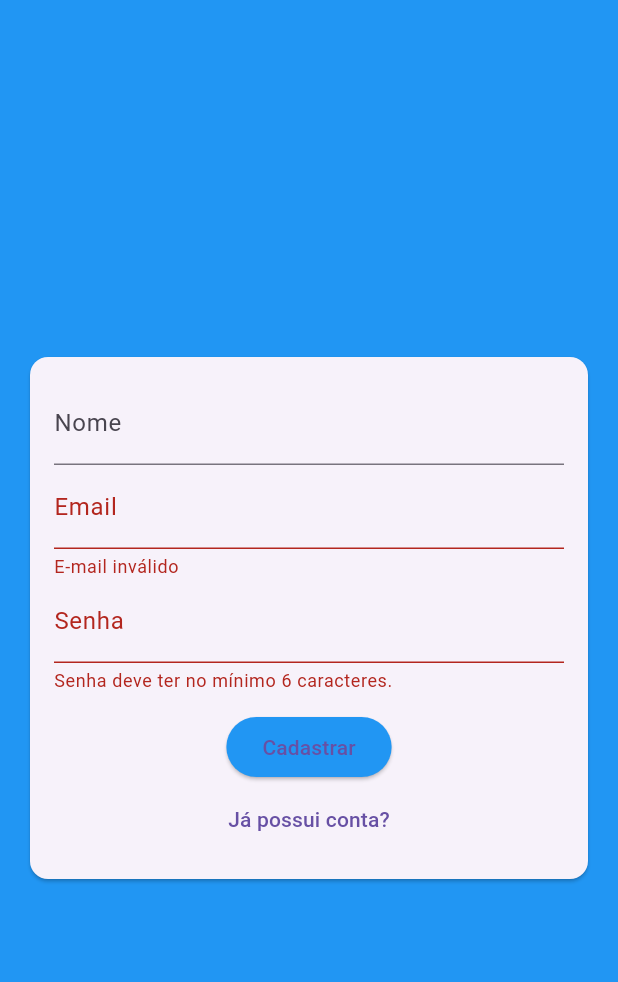
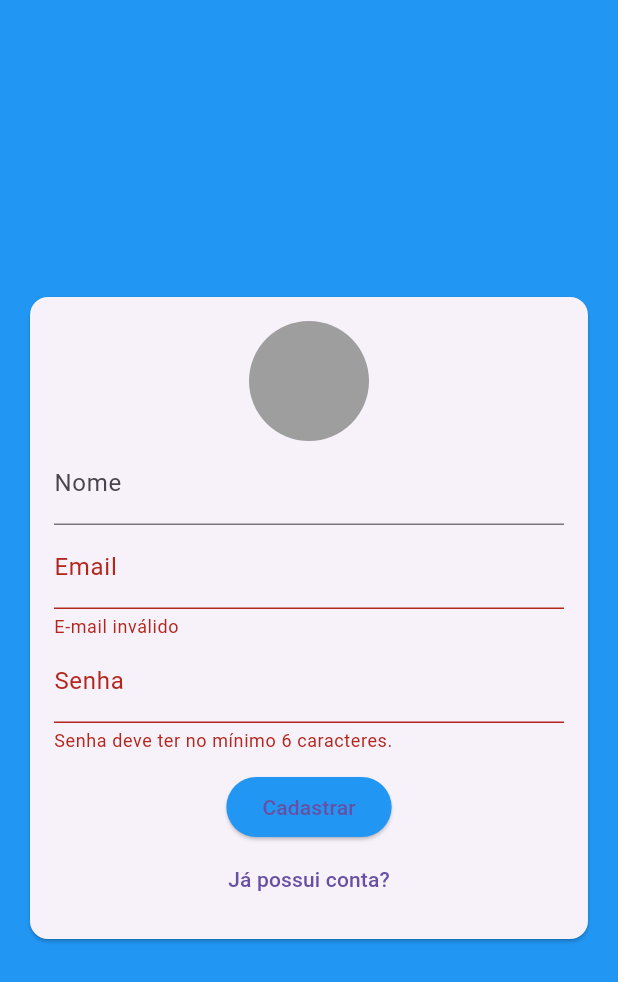
Before and after one commit to luan632/parnaiba360_flutter, a Flutter app: the screen it shows after launch, after a tap on "Entrar", after a tap on "Criar uma nova conta?", on a phone screen of 412 x 824 dp. Shown: the top 982 px of the screen. Run offline on Flutter 3.47's test engine with Material 3 defaults, Android fonts, the phone set to English and light mode, and no system bars; statements that could not run were skipped.

Commit message:
corrigir seus erros

```diff
--- a/lib/components/auth_form.dart
+++ b/lib/components/auth_form.dart
@@ -1,4 +1,7 @@
+import 'dart:io';
+
 import 'package:flutter/material.dart';
+import 'package:parnaiba360_flutter/components/user_image_picker.dart';
 import 'package:parnaiba360_flutter/models/auth_form_data.dart';
 
 class AuthForm extends StatefulWidget {
@@ -15,12 +18,32 @@ class AuthForm extends StatefulWidget {
 
 class _AuthFormState extends State<AuthForm> {
   final formKey = GlobalKey<FormState>();
-  final formData = AuthFormData();
+  final _formData = AuthFormData();
+
+  void handleImagePick(File image) {
+    setState(() {
+      _formData.image = image;
+    });
+  }
+
+  void _showError(String msg) {
+    ScaffoldMessenger.of(context).showSnackBar(
+      SnackBar(
+        content: Text(msg),
+        backgroundColor: Theme.of(context).colorScheme.error,
+      ),
+    );
+  }
 
   void _submit() {
     final isValid = formKey.currentState?.validate() ?? false;
     if (!isValid) return;
-    widget.onSubmit(formData);
+
+    if (_formData.image == null && _formData.issingnup) {
+      return _showError('Imagem Não Selecionada!');
+    }
+
+    widget.onSubmit(_formData);
   }
 
   @override
@@ -33,25 +56,29 @@ class _AuthFormState extends State<AuthForm> {
           key: formKey,
           child: Column(
             children: [
-              if (formData.issingnup) // Corrigido para isSignup (verifique o nome exato na sua classe)
+              if (_formData.issingnup)
+                UserImagePicker(
+                  onImagePick: _handleImagePick,
+                ),
+              if (_formData.issingnup)
                 TextFormField(
-                  key: ValueKey('name'),
-                  initialValue: formData.name,
-                  onChanged: (name) => formData.name = name,
-                  decoration: InputDecoration(labelText: 'Nome'),
+                  key: const ValueKey('name'),
+                  initialValue: _formData.name,
+                  onChanged: (name) => _formData.name = name,
+                  decoration: const InputDecoration(labelText: 'Nome'),
                   validator: (_name) {
                     final name = _name ?? '';
                     if (name.trim().length < 5) {
-                      return 'Nome deve ter no mínimo 5 caracteres.'; // Corrigido para ser consistente
+                      return 'Nome deve ter no mínimo 5 caracteres.';
                     }
                     return null;
                   },
                 ),
               TextFormField(
-                key: ValueKey('email'),
-                initialValue: formData.email,
-                onChanged: (email) => formData.email = email,
-                decoration: InputDecoration(labelText: 'Email'),
+                key: const ValueKey('email'),
+                initialValue: _formData.email,
+                onChanged: (email) => _formData.email = email,
+                decoration: const InputDecoration(labelText: 'Email'),
                 validator: (_email) {
                   final email = _email ?? '';
                   if (!email.contains('@')) {
@@ -61,11 +88,11 @@ class _AuthFormState extends State<AuthForm> {
                 },
               ),
               TextFormField(
-                key: ValueKey('password'),
-                initialValue: formData.password,
-                onChanged: (password) => formData.password = password,
+                key: const ValueKey('password'),
+                initialValue: _formData.password,
+                onChanged: (password) => _formData.password = password,
                 obscureText: true,
-                decoration: InputDecoration(labelText: 'Senha'),
+                decoration: const InputDecoration(labelText: 'Senha'),
                 validator: (_password) {
                   final password = _password ?? '';
                   if (password.length < 6) {
@@ -74,22 +101,22 @@ class _AuthFormState extends State<AuthForm> {
                   return null;
                 },
               ),
-              SizedBox(height: 12),
+              const SizedBox(height: 12),
               ElevatedButton(
                 onPressed: _submit,
                 style: ElevatedButton.styleFrom(
                   backgroundColor: Colors.blue,
                 ),
-                child: Text(formData.islogin ? 'Entrar' : 'Cadastrar'), // Corrigido texto do botão
+                child: Text(_formData.islogin ? 'Entrar' : 'Cadastrar'),
               ),
               TextButton(
                 onPressed: () {
                   setState(() {
-                    formData.toggleAuthMode();
+                    _formData.toggleAuthMode();
                   });
                 },
                 child: Text(
-                  formData.islogin
+                  _formData.islogin
                       ? 'Criar uma nova conta?'
                       : 'Já possui conta?',
                 ),
--- /dev/null
+++ b/lib/components/user_image_picker.dart
@@ -0,0 +1,27 @@
+import 'package:flutter/material.dart';
+
+class UserImagePicker extends StatefulWidget {
+  final void Function(FileImage) onImagePick;
+
+  const UserImagePicker({
+    Key? key,
+    required this.onImagePick,
+  }) : super(key: key);
+
+  @override
+  State<UserImagePicker> createState() => _UserImagePickerState();
+}
+
+class _UserImagePickerState extends State<UserImagePicker> {
+  @override
+  Widget build(BuildContext context) {
+    return Column(
+      children: [
+        CircleAvatar(
+          radius: 40,
+          backgroundColor: Colors.grey,
+        )
+      ],
+    );
+  }
+}
--- a/lib/models/auth_form_data.dart
+++ b/lib/models/auth_form_data.dart
@@ -6,7 +6,7 @@ class AuthFormData {
   String name = '';
   String email = '';
   String password  = '';
-  File? imagem ;
+  File? image ;
   AuthMode mode_ = AuthMode.login;
 
   bool get islogin{
--- a/lib/page/auth_page.dart
+++ b/lib/page/auth_page.dart
@@ -16,7 +16,7 @@ class _AuthPageState extends State<AuthPage> {
     print('AuthPage...');
     print(formData.email);
 
-    //setState(() => _isLoading = false);
+    setState(() => _isLoading = false);
   }
 
   @override
--- a/pubspec.yaml
+++ b/pubspec.yaml
@@ -34,6 +34,8 @@ dependencies:
   # The following adds the Cupertino Icons font to your application.
   # Use with the CupertinoIcons class for iOS style icons.
   cupertino_icons: ^1.0.8
+  image_picker: ^1.1.2
+  permission_handler: ^12.0.0+1
 
 dev_dependencies:
   flutter_test:
```
Also changed, not shown: pubspec.lock, 6 other files.
